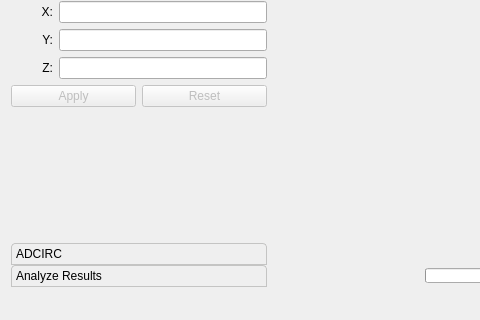
The window that SMT/MainWindow.ui (atdyer/SMT) describes before a commit, drawn with Qt 5; both pictures show x 0 to 480 and y 431 to 751 of the 1105 by 751 pixel window.
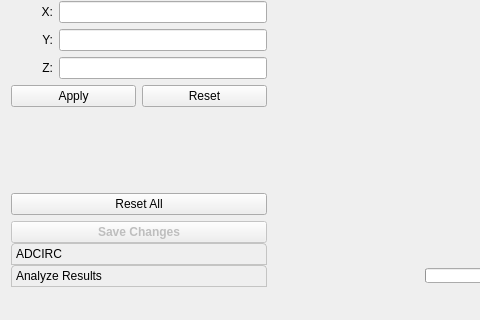
The same window after the commit. Icons and pictures are not drawn. Custom widgets are drawn as their Qt base class.

Commit message: Reset changes to single node finished

The edit to the form file:
```diff
--- a/SMT/MainWindow.ui
+++ b/SMT/MainWindow.ui
@@ -931,7 +931,7 @@
               <item>
                <widget class="QPushButton" name="applyEditButton">
                 <property name="enabled">
-                 <bool>false</bool>
+                 <bool>true</bool>
                 </property>
                 <property name="text">
                  <string>Apply</string>
@@ -941,7 +941,7 @@
               <item>
                <widget class="QPushButton" name="resetEditButton">
                 <property name="enabled">
-                 <bool>false</bool>
+                 <bool>true</bool>
                 </property>
                 <property name="text">
                  <string>Reset</string>
@@ -963,6 +963,29 @@
               </property>
              </spacer>
             </item>
+            <item>
+             <widget class="QPushButton" name="resetSubdomainChangesButton">
+              <property name="text">
+               <string>Reset All</string>
+              </property>
+             </widget>
+            </item>
+            <item>
+             <widget class="QPushButton" name="saveSubdomainChangesButton">
+              <property name="enabled">
+               <bool>false</bool>
+              </property>
+              <property name="font">
+               <font>
+                <weight>75</weight>
+                <bold>true</bold>
+               </font>
+              </property>
+              <property name="text">
+               <string>Save Changes</string>
+              </property>
+             </widget>
+            </item>
            </layout>
           </widget>
           <widget class="QWidget" name="adcircPage">
```
The commit also changes 6 other files.
